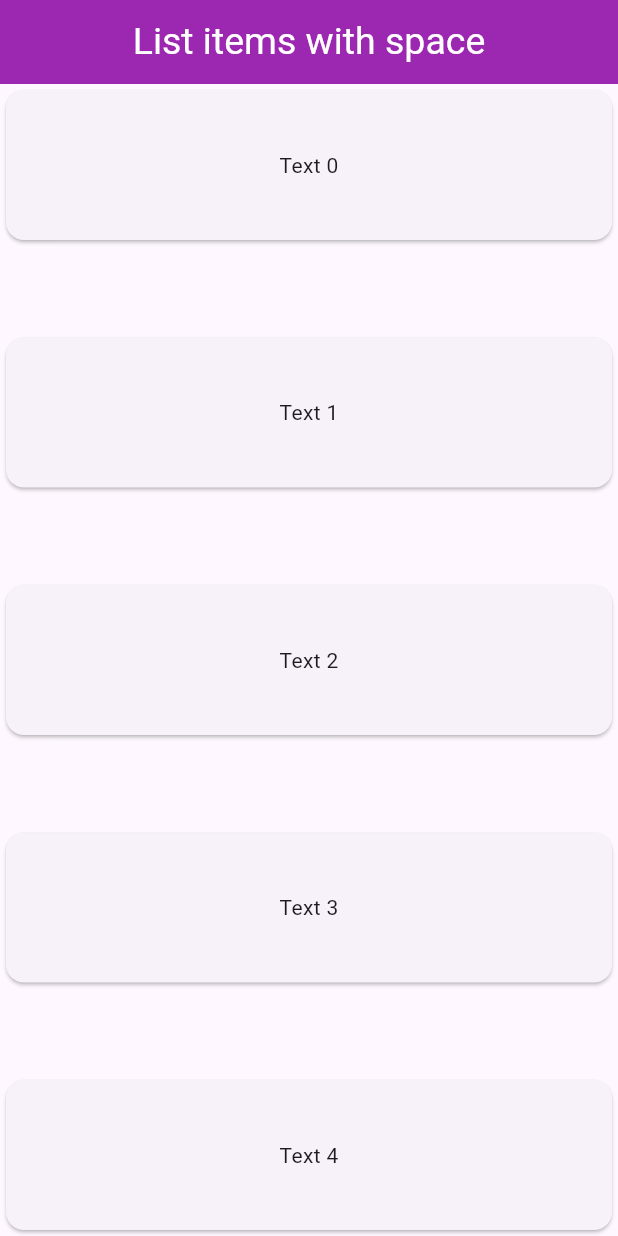
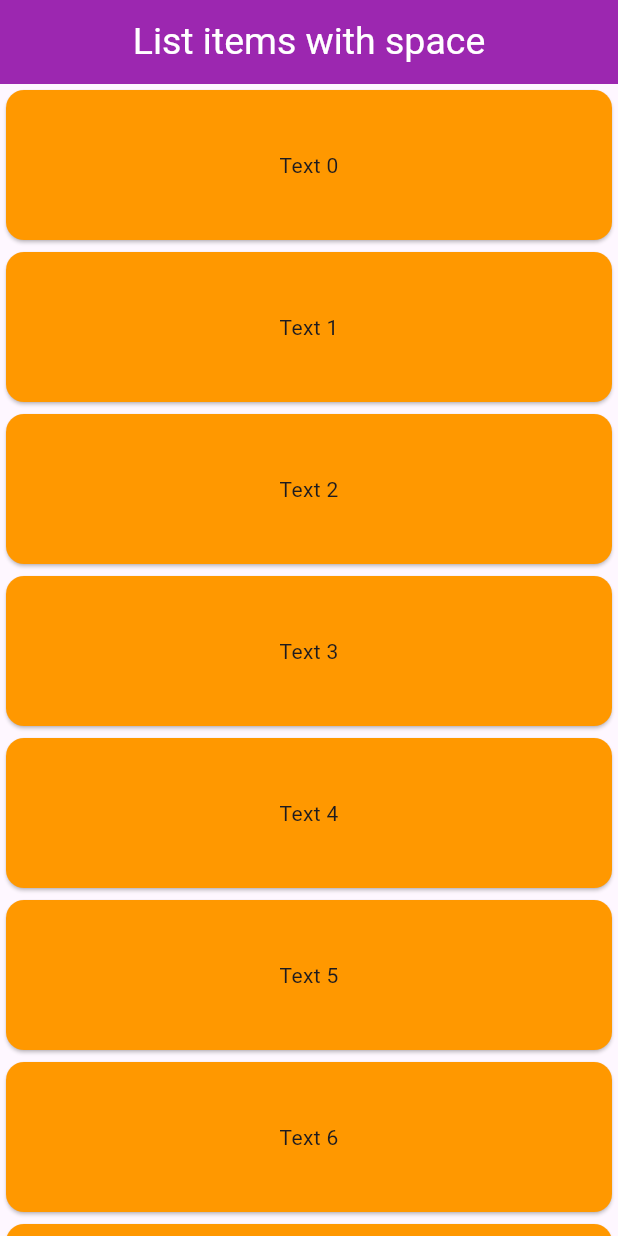
Before and after one commit to Majok-Bol/dynamic_spaced_list, a Flutter app: the screen it shows after launch, on a phone screen of 412 x 824 dp. Run offline on Flutter 3.47's test engine with Material 3 defaults, Android fonts, the phone set to English and light mode, and no system bars.

Commit message:
added card theme color

```diff
--- a/lib/main.dart
+++ b/lib/main.dart
@@ -5,9 +5,13 @@ void main(){
 class MyApp extends StatelessWidget{
   @override
   Widget build(BuildContext context){
-    const items=5;
+    const items=15;
     return MaterialApp(
       debugShowCheckedModeBanner: false,
+      theme: ThemeData(
+        // colorScheme: ColorScheme.fromSeed(seedColor: Colors.blue),
+        cardTheme: CardThemeData(color: Colors.orange),
+      ),
       home: Scaffold(
         appBar: AppBar(title: Text('List items with space',style: TextStyle(color: Colors.white,fontSize: 25),),centerTitle: true,backgroundColor: Colors.purple,),
         body: LayoutBuilder(builder:(context,constraints){
```
